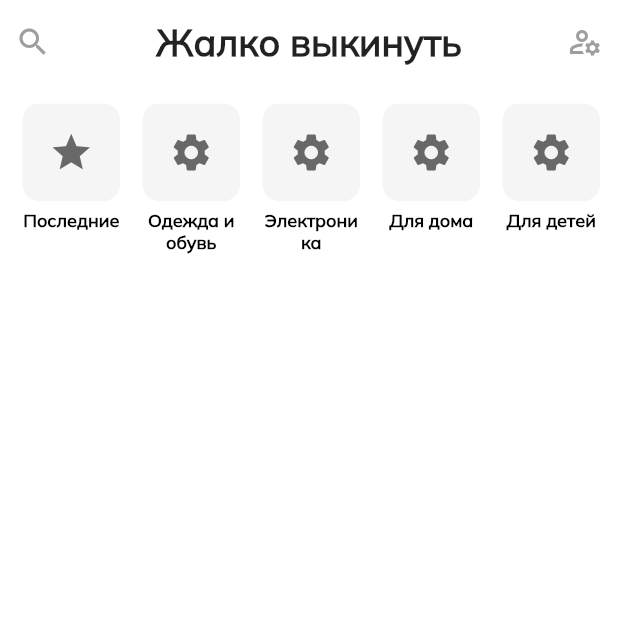
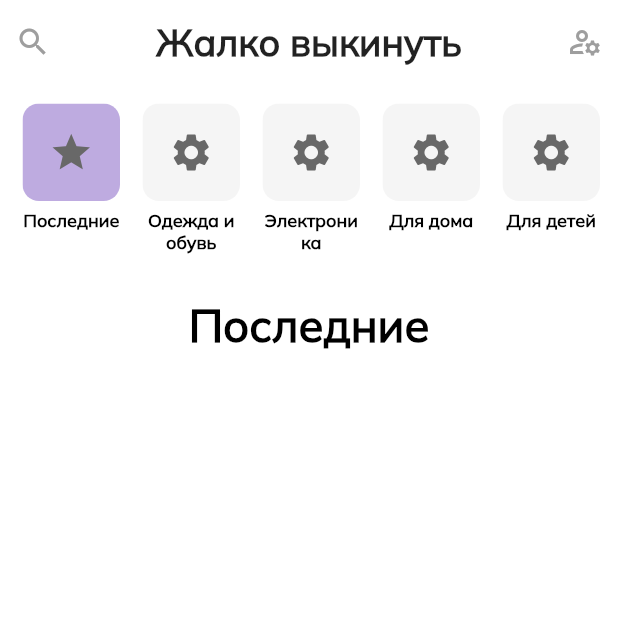
Before and after one commit to gooodwin67/xlam_app, a Flutter app: the MainScreenWidget screen opened by its route, on a phone screen of 412 x 824 dp, the top half of it. Run offline on Flutter 3.47's test engine with Material 2 defaults, Android fonts, the phone set to English and light mode, and no system bars; our stand-ins replace cloud_firestore, firebase_auth, firebase_core, firebase_storage, flutter_spinkit, go_router and 1 more; accounts and stored records are empty.

Commit message:
category tabs

```diff
--- a/lib/provider/mainScreenProvider.dart
+++ b/lib/provider/mainScreenProvider.dart
@@ -5,8 +5,10 @@ class MainScreenProvider extends ChangeNotifier {
   bool dataIsLoaded = false;
   List products = [];
   List listIds = [];
+  String nameCategory = 'Последние';
+  num activeCategory = 0;
 
-  Future getAllDb() async {
+  Future getAllDb(category) async {
     dataIsLoaded = false;
     listIds = [];
     products = [];
@@ -21,11 +23,12 @@ class MainScreenProvider extends ChangeNotifier {
       await db.collection("users").doc(prod).collection('Products').get().then(
         (value) {
           for (var doc in value.docs) {
-            if (doc.data()['active'] == true) {
-              print(1);
+            if (doc.data()['active'] == true &&
+                (doc.data()['category'] == category || category == 0)) {
               products.add(
                 Prod(
                     id: doc.data()['idProd'],
+                    category: doc.data()['category'],
                     nameProd: doc.data()['name'],
                     photoProd: doc.data()['photo']),
               );
@@ -38,30 +41,50 @@ class MainScreenProvider extends ChangeNotifier {
     notifyListeners();
   }
 
+  changeName(index) {
+    nameCategory = Categories[index].nameCategory;
+    activeCategory = index;
+  }
+
   List Categories = [
-    Category(nameCategory: 'Последние', iconCategory: Icons.star),
-    Category(nameCategory: 'Одежда и обувь', iconCategory: Icons.settings),
-    Category(nameCategory: 'Электроника', iconCategory: Icons.settings),
-    Category(nameCategory: 'Для дома', iconCategory: Icons.settings),
-    Category(nameCategory: 'Для детей', iconCategory: Icons.settings),
+    Category(
+        nameCategory: 'Последние', iconCategory: Icons.star, numCategory: 0),
+    Category(
+        nameCategory: 'Одежда и обувь',
+        iconCategory: Icons.settings,
+        numCategory: 1),
+    Category(
+        nameCategory: 'Электроника',
+        iconCategory: Icons.settings,
+        numCategory: 2),
+    Category(
+        nameCategory: 'Для дома', iconCategory: Icons.settings, numCategory: 3),
+    Category(
+        nameCategory: 'Для детей',
+        iconCategory: Icons.settings,
+        numCategory: 4),
   ];
 }
 
 class Category {
   String nameCategory;
   IconData iconCategory;
+  num numCategory;
   Category({
     required this.nameCategory,
     required this.iconCategory,
+    required this.numCategory,
   });
 }
 
 class Prod {
   num id;
+  num category;
   String nameProd;
   String photoProd;
   Prod({
     required this.id,
+    required this.category,
     required this.nameProd,
     required this.photoProd,
   });
--- a/lib/screens/main_screens/account_screen/prod_screen/prod_screen.dart
+++ b/lib/screens/main_screens/account_screen/prod_screen/prod_screen.dart
@@ -60,7 +60,8 @@ class _ProdScreenWidgetState extends State<ProdScreenWidget> {
                           content: Text('Product Deleted'),
                           duration: Duration(seconds: 2),
                         ));
-                        context.read<MainScreenProvider>().getAllDb();
+                        context.read<MainScreenProvider>().getAllDb(
+                            context.read<MainScreenProvider>().activeCategory);
                       });
                     },
                     child: Text('Delete'),
--- a/lib/screens/main_screens/main_screen.dart
+++ b/lib/screens/main_screens/main_screen.dart
@@ -24,7 +24,9 @@ class MainScreenWidget extends StatefulWidget {
 class _MainScreenWidgetState extends State<MainScreenWidget> {
   @override
   void initState() {
-    context.read<MainScreenProvider>().getAllDb();
+    context
+        .read<MainScreenProvider>()
+        .getAllDb(context.read<MainScreenProvider>().activeCategory);
 
     super.initState();
   }
@@ -33,6 +35,7 @@ class _MainScreenWidgetState extends State<MainScreenWidget> {
   Widget build(BuildContext context) {
     List productList = context.read<MainScreenProvider>().products;
     bool dataIsLoaded = context.watch<MainScreenProvider>().dataIsLoaded;
+    String nameCategory = context.read<MainScreenProvider>().nameCategory;
 
     return Scaffold(
       body: SafeArea(
@@ -99,7 +102,26 @@ class _MainScreenWidgetState extends State<MainScreenWidget> {
                       itemCount:
                           context.read<MainScreenProvider>().Categories.length,
                       itemBuilder: (context, index) {
-                        return CategoryBlock(
+                        return InkWell(
+                          onTap: () {
+                            context.read<MainScreenProvider>().getAllDb(context
+                                .read<MainScreenProvider>()
+                                .Categories[index]
+                                .numCategory);
+
+                            context
+                                .read<MainScreenProvider>()
+                                .changeName(index);
+                            setState(() {});
+                          },
+                          child: CategoryBlock(
+                            index: context
+                                .read<MainScreenProvider>()
+                                .activeCategory,
+                            numCat: context
+                                .read<MainScreenProvider>()
+                                .Categories[index]
+                                .numCategory,
                             name: context
                                 .read<MainScreenProvider>()
                                 .Categories[index]
@@ -108,9 +130,26 @@ class _MainScreenWidgetState extends State<MainScreenWidget> {
                                 .read<MainScreenProvider>()
                                 .Categories[index]
                                 .iconCategory,
+                          ),
                         );
                       },
                     ),
+                  ),
+                ),
+              ),
+              SliverAppBar(
+                elevation: 0,
+                floating: true,
+                pinned: false,
+                snap: false,
+                titleSpacing: 0,
+                backgroundColor: Colors.white,
+                automaticallyImplyLeading: false,
+                expandedHeight: 20,
+                title: Center(
+                  child: Text(
+                    nameCategory,
+                    style: TextStyle(color: Colors.black),
                   ),
                 ),
               ),
@@ -176,8 +215,15 @@ class _MainScreenWidgetState extends State<MainScreenWidget> {
 
 class CategoryBlock extends StatelessWidget {
   String name;
+  num index;
+  num numCat;
   IconData icon;
-  CategoryBlock({Key? key, required this.name, required this.icon})
+  CategoryBlock(
+      {Key? key,
+      required this.name,
+      required this.icon,
+      required this.index,
+      required this.numCat})
       : super(key: key);
 
   @override
@@ -192,7 +238,9 @@ class CategoryBlock extends StatelessWidget {
               ClipRRect(
                 borderRadius: BorderRadius.circular(11),
                 child: Container(
-                  color: Color(0xffF5F5F5),
+                  color: index == numCat
+                      ? mainColor.withAlpha(120)
+                      : Color(0xffF5F5F5),
                   width: 65,
                   height: 65,
                   child: Icon(
```
Also changed, not shown: lib/provider/accountProvider.dart (+18 -3 lines), lib/screens/main_screens/account_screen/account_screen.dart (+57 -3 lines). Lines whose indentation alone changed are shown as unchanged.
